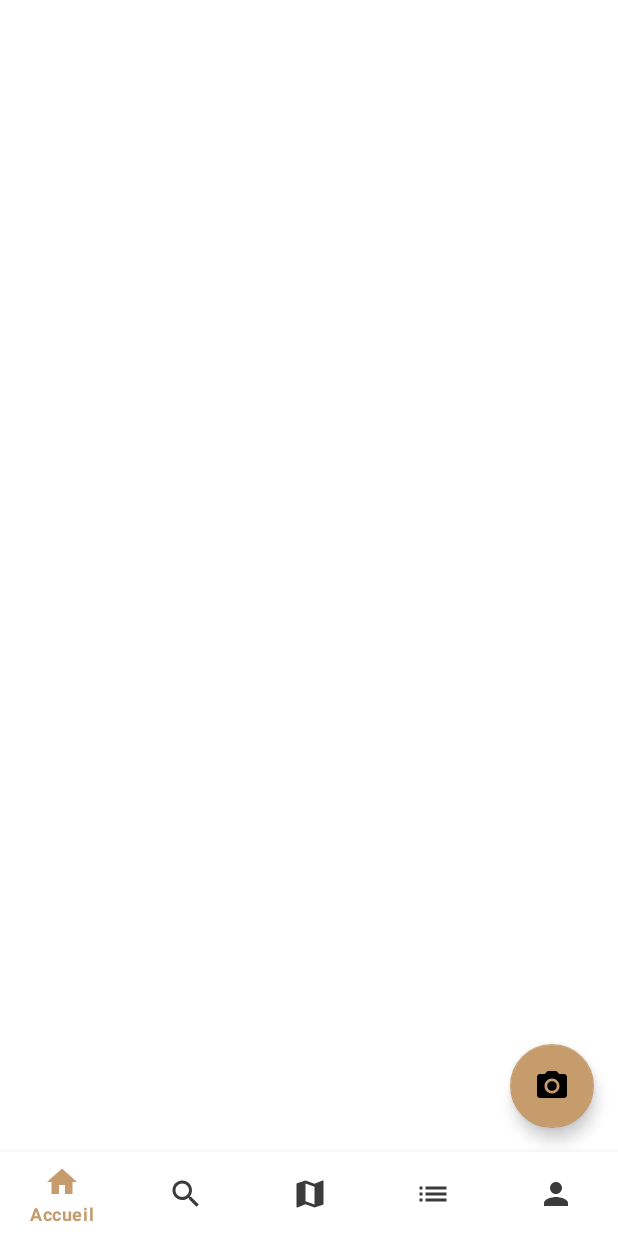
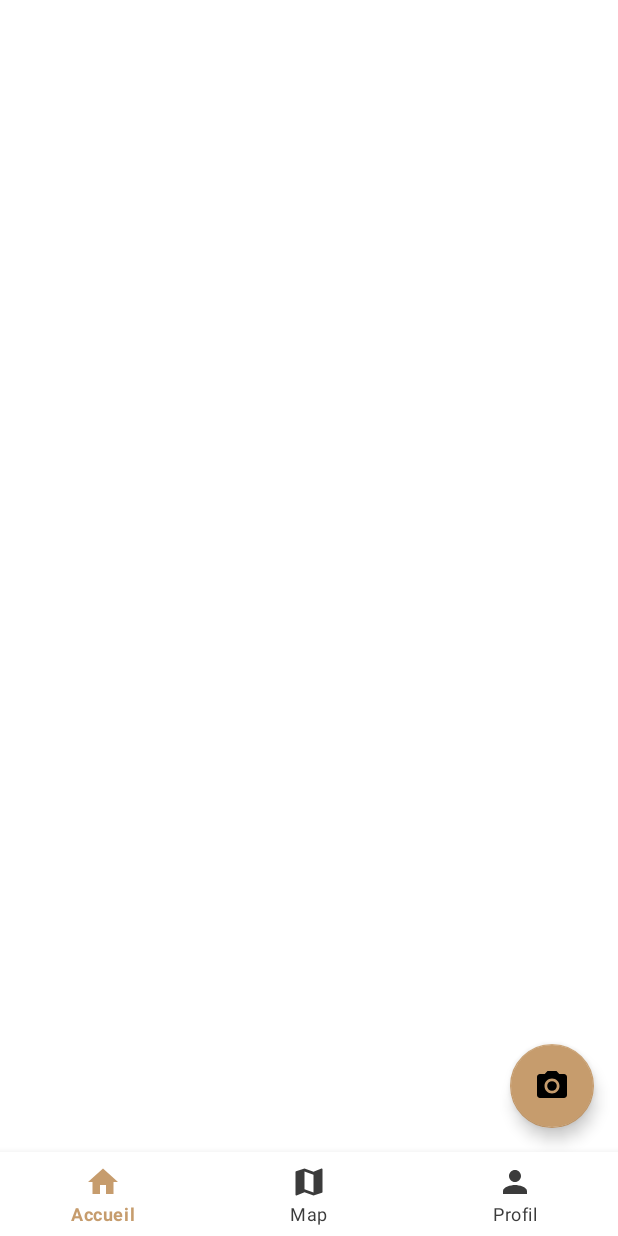
Before and after one commit to charlycolombu/bestcellar, an Android app: the layout activity_menu.xml on its own in the app's theme, with its tools: preview values and no code run, on a phone screen of 412 x 824 dp. Run offline under Robolectric (Android 15) with nearby library versions, the phone set to English and light mode, and no system bars.

Commit message:
Remove button from menu

```diff
--- a/app/src/main/res/menu/bottom_navigation.xml
+++ b/app/src/main/res/menu/bottom_navigation.xml
@@ -5,17 +5,9 @@
         android:icon="@drawable/ic_accueil"
         android:title="Accueil" />
     <item
-        android:id="@+id/nav_recherche"
-        android:icon="@drawable/ic_recherche"
-        android:title="Recherche" />
-    <item
         android:id="@+id/nav_map"
         android:icon="@drawable/ic_map"
         android:title="Map" />
-    <item
-        android:id="@+id/nav_wishlist"
-        android:icon="@drawable/ic_wishlist"
-        android:title="Wishlist" />
     <item
         android:id="@+id/nav_profil"
         android:icon="@drawable/ic_profil"
```
